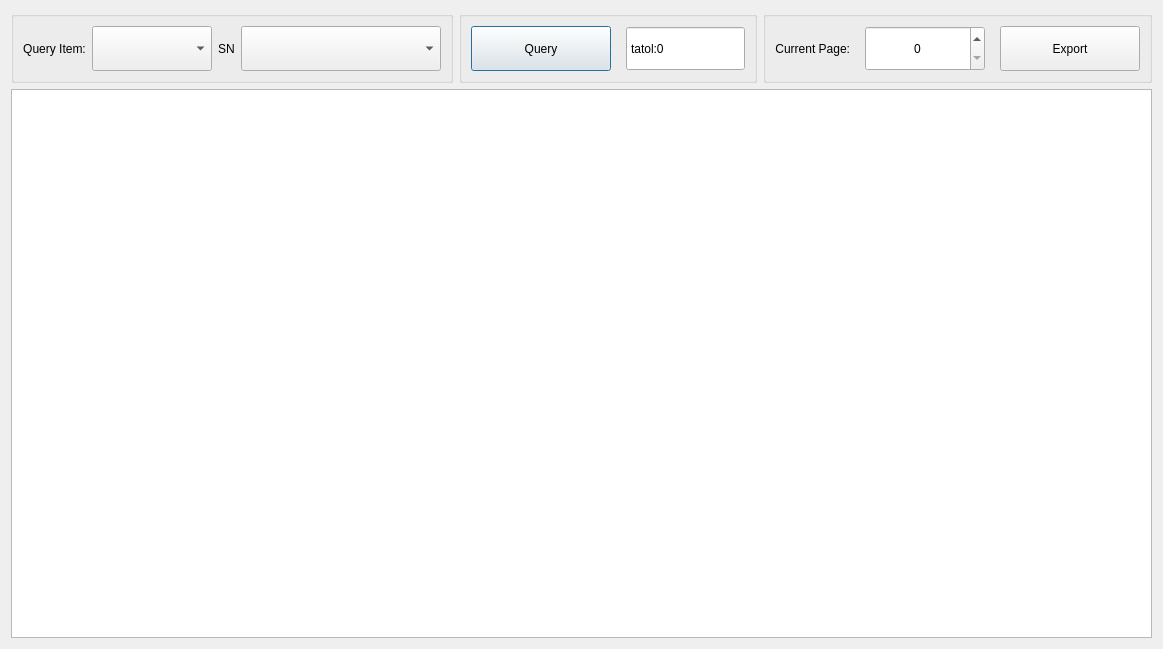
Above: mdatecheckdlg.ui from yuanjinxin123/shenglei before the change. Below: the same form after it.
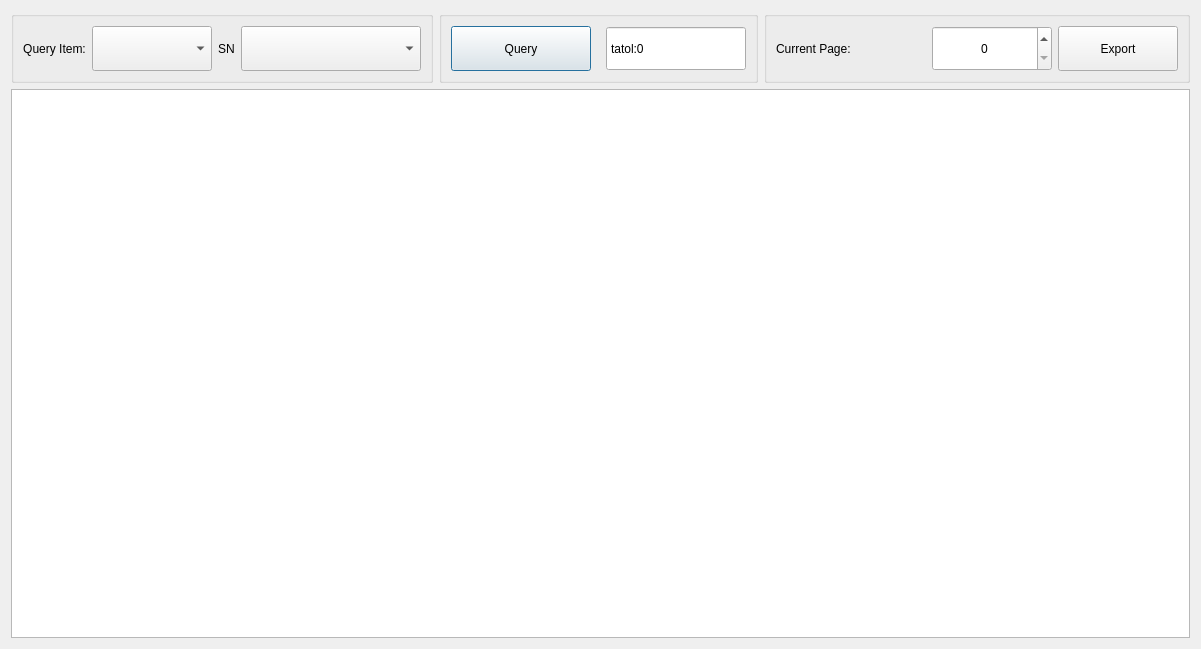
That is the form after the change.

What changed in the file:
```diff
--- a/mdatecheckdlg.ui
+++ b/mdatecheckdlg.ui
@@ -6,15 +6,17 @@
    <rect>
     <x>0</x>
     <y>0</y>
-    <width>1163</width>
+    <width>1128</width>
     <height>649</height>
    </rect>
   </property>
   <property name="windowTitle">
    <string>Dialog</string>
   </property>
-  <layout class="QGridLayout" name="gridLayout">
-   <item row="0" column="0">
+  <layout class="QVBoxLayout" name="verticalLayout">
+   <item>
+    <layout class="QHBoxLayout" name="horizontalLayout_4">
+     <item>
     <widget class="QGroupBox" name="groupBox">
      <property name="title">
       <string/>
@@ -60,16 +62,22 @@
        <widget class="QComboBox" name="comboBox_sn">
         <property name="minimumSize">
          <size>
-          <width>200</width>
+            <width>180</width>
           <height>45</height>
          </size>
         </property>
+          <property name="maximumSize">
+           <size>
+            <width>180</width>
+            <height>16777215</height>
+           </size>
+          </property>
        </widget>
       </item>
      </layout>
     </widget>
    </item>
-   <item row="0" column="1">
+     <item>
     <widget class="QGroupBox" name="groupBox_2">
      <property name="title">
       <string/>
@@ -101,10 +109,16 @@
        <widget class="QSpinBox" name="mTotalCount">
         <property name="minimumSize">
          <size>
-          <width>0</width>
+            <width>140</width>
           <height>45</height>
          </size>
         </property>
+          <property name="maximumSize">
+           <size>
+            <width>140</width>
+            <height>16777215</height>
+           </size>
+          </property>
         <property name="readOnly">
          <bool>true</bool>
         </property>
@@ -125,20 +139,23 @@
      </layout>
     </widget>
    </item>
-   <item row="0" column="2">
+     <item>
     <widget class="QGroupBox" name="groupBox_3">
      <property name="title">
       <string/>
      </property>
-     <layout class="QHBoxLayout" name="horizontalLayout_3" stretch="1,1,0">
-      <property name="spacing">
-       <number>15</number>
-      </property>
+       <layout class="QHBoxLayout" name="horizontalLayout_3">
       <item>
        <widget class="QLabel" name="label">
+          <property name="minimumSize">
+           <size>
+            <width>150</width>
+            <height>0</height>
+           </size>
+          </property>
         <property name="maximumSize">
          <size>
-          <width>100</width>
+            <width>150</width>
           <height>16777215</height>
          </size>
         </property>
@@ -146,7 +163,7 @@
          <string>Current Page:</string>
         </property>
         <property name="alignment">
-         <set>Qt::AlignRight|Qt::AlignTrailing|Qt::AlignVCenter</set>
+           <set>Qt::AlignLeading|Qt::AlignLeft|Qt::AlignVCenter</set>
         </property>
        </widget>
       </item>
@@ -167,7 +184,7 @@
        <widget class="QPushButton" name="mExportBtn">
         <property name="minimumSize">
          <size>
-          <width>140</width>
+            <width>120</width>
           <height>45</height>
          </size>
         </property>
@@ -185,8 +202,22 @@
      </layout>
     </widget>
    </item>
-   <item row="1" column="0" colspan="3">
+    </layout>
+   </item>
+   <item>
     <widget class="QTableView" name="tableView">
+     <property name="minimumSize">
+      <size>
+       <width>160</width>
+       <height>0</height>
+      </size>
+     </property>
+     <property name="maximumSize">
+      <size>
+       <width>16777215</width>
+       <height>16777215</height>
+      </size>
+     </property>
      <property name="selectionMode">
       <enum>QAbstractItemView::ExtendedSelection</enum>
      </property>
```
Lines whose indentation alone changed are shown as unchanged.
